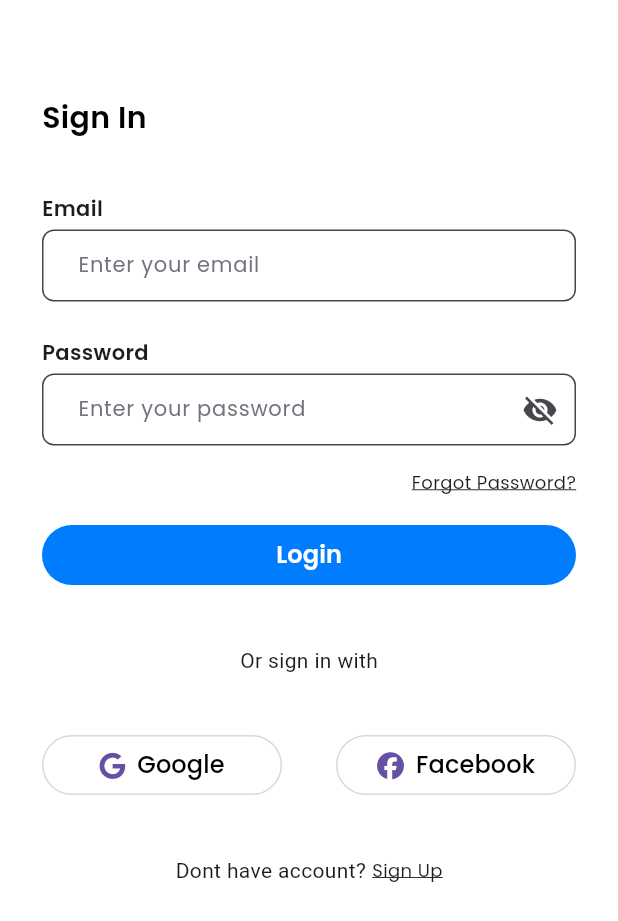
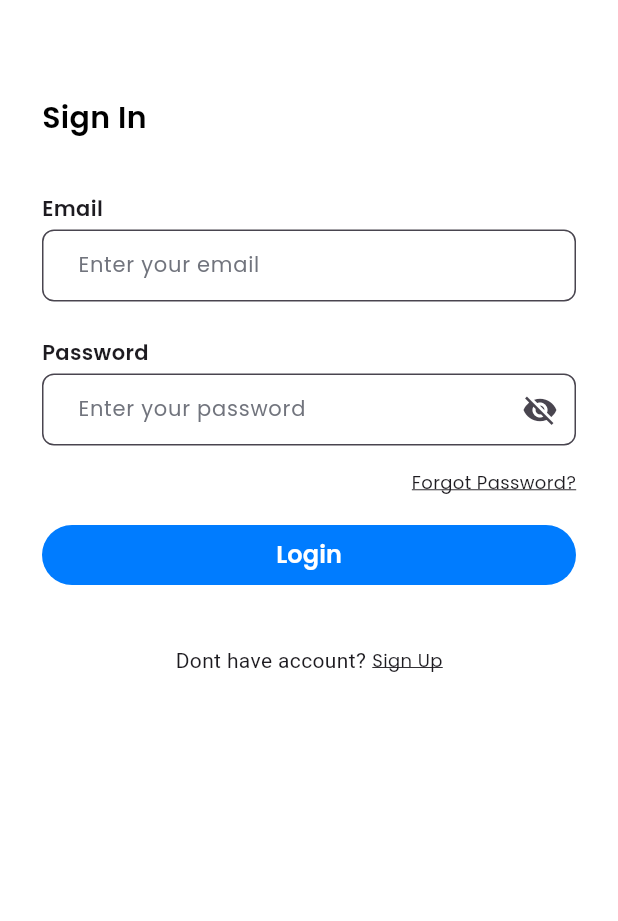
Before and after one commit to MuhammadGalangPradwita/Setoran-APP, a Flutter app: the SignUpPage screen opened directly, after a tap on "Sign In", on a phone screen of 412 x 824 dp. Shown: the top 921 px of the screen. Run offline on Flutter 3.47's test engine with Material 3 defaults, Android fonts, the phone set to English and light mode, and no system bars; our stand-ins replace awesome_dialog, camera, firebase_core, firebase_messaging, flutter_local_notifications, font_awesome_flutter and 8 more; missing offline and left inert: google_mlkit_text_recognition; accounts and stored records are empty; network calls fail.

Commit message:
remove unimplemented google and facebook auth method

```diff
--- a/tubes_mobpro/lib/tubes/pages/sign_in_page.dart
+++ b/tubes_mobpro/lib/tubes/pages/sign_in_page.dart
@@ -48,41 +48,6 @@ class _SignInPageState extends State<SignInPage> {
                 ),
                 const Gap(36),
                 createForm(context),
-                const Gap(36),
-                const Row(
-                  mainAxisAlignment: MainAxisAlignment.center,
-                  children: [
-                    Text("Or sign in with"),
-                  ],
-                ),
-                const Gap(36),
-                Row(
-                  mainAxisAlignment: MainAxisAlignment.spaceBetween,
-                  children: [
-                    SizedBox(
-                      width: 160,
-                      child: ButtonOutlineWidget(
-                        label: "Google",
-                        press: () {
-                          showDialog(
-                              context: context,
-                              builder: (context) {
-                                return const GoogleLoginDialogue();
-                              });
-                        },
-                        icon: const FaIcon(FontAwesomeIcons.google),
-                      ),
-                    ),
-                    // Gap(64),
-                    SizedBox(
-                        width: 160,
-                        child: ButtonOutlineWidget(
-                          label: "Facebook",
-                          press: () {},
-                          icon: const FaIcon(FontAwesomeIcons.facebook),
-                        )),
-                  ],
-                ),
                 const Gap(36),
                 Row(
                   mainAxisAlignment: MainAxisAlignment.center,
--- a/tubes_mobpro/lib/tubes/pages/sign_up_page.dart
+++ b/tubes_mobpro/lib/tubes/pages/sign_up_page.dart
@@ -47,53 +47,6 @@ class _SignUpPageState extends State<SignUpPage> {
                 ),
                 const Gap(36),
                 createForm(context),
-                const Gap(36),
-                Row(
-                  mainAxisAlignment: MainAxisAlignment.center,
-                  children: [
-                    Expanded(
-                        child: Container(
-                      color: Colors.grey,
-                      height: 2,
-                      margin: const EdgeInsets.only(right: 10),
-                    )),
-                    const Text("Or sign in with"),
-                    Expanded(
-                        child: Container(
-                      color: Colors.grey,
-                      height: 2,
-                      margin: const EdgeInsets.only(left: 10),
-                    )),
-                  ],
-                ),
-                const Gap(36),
-                Row(
-                  mainAxisAlignment: MainAxisAlignment.spaceBetween,
-                  children: [
-                    SizedBox(
-                      width: 160,
-                      child: ButtonOutlineWidget(
-                        label: "Google",
-                        press: () {
-                          showDialog(
-                              context: context,
-                              builder: (context) {
-                                return const GoogleLoginDialogue();
-                              });
-                        },
-                        icon: const FaIcon(FontAwesomeIcons.google),
-                      ),
-                    ),
-                    // Gap(64),
-                    SizedBox(
-                        width: 160,
-                        child: ButtonOutlineWidget(
-                          label: "Facebook",
-                          press: () {},
-                          icon: const FaIcon(FontAwesomeIcons.facebook),
-                        )),
-                  ],
-                ),
                 const Gap(36),
                 Row(
                   mainAxisAlignment: MainAxisAlignment.center,
```
